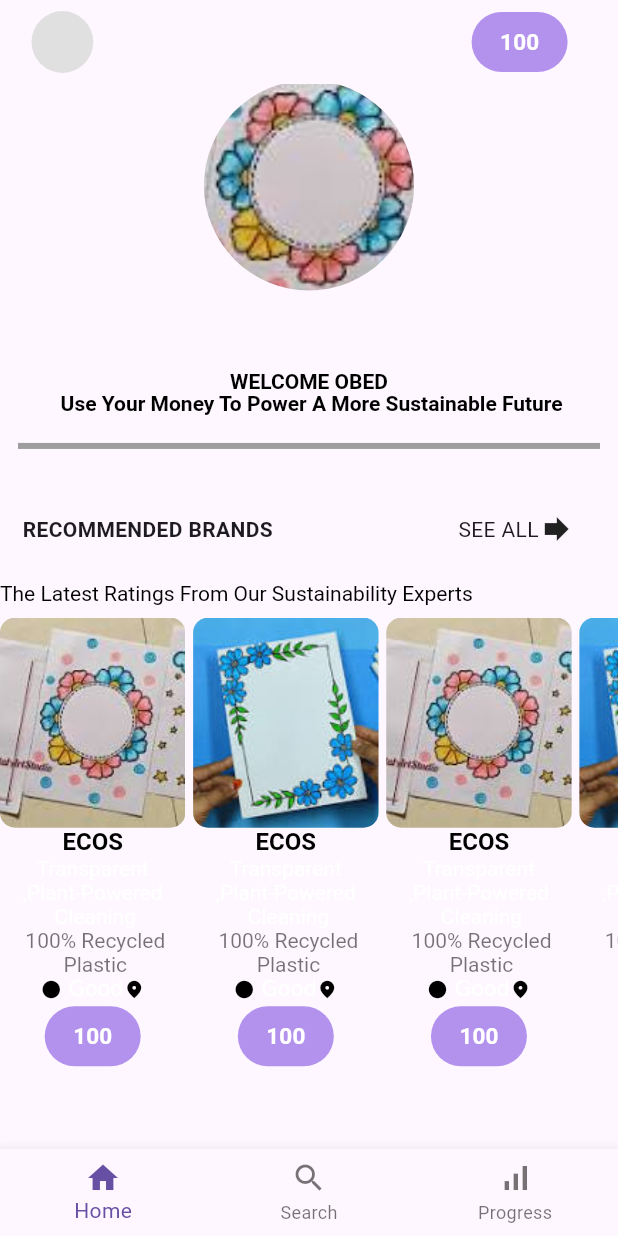
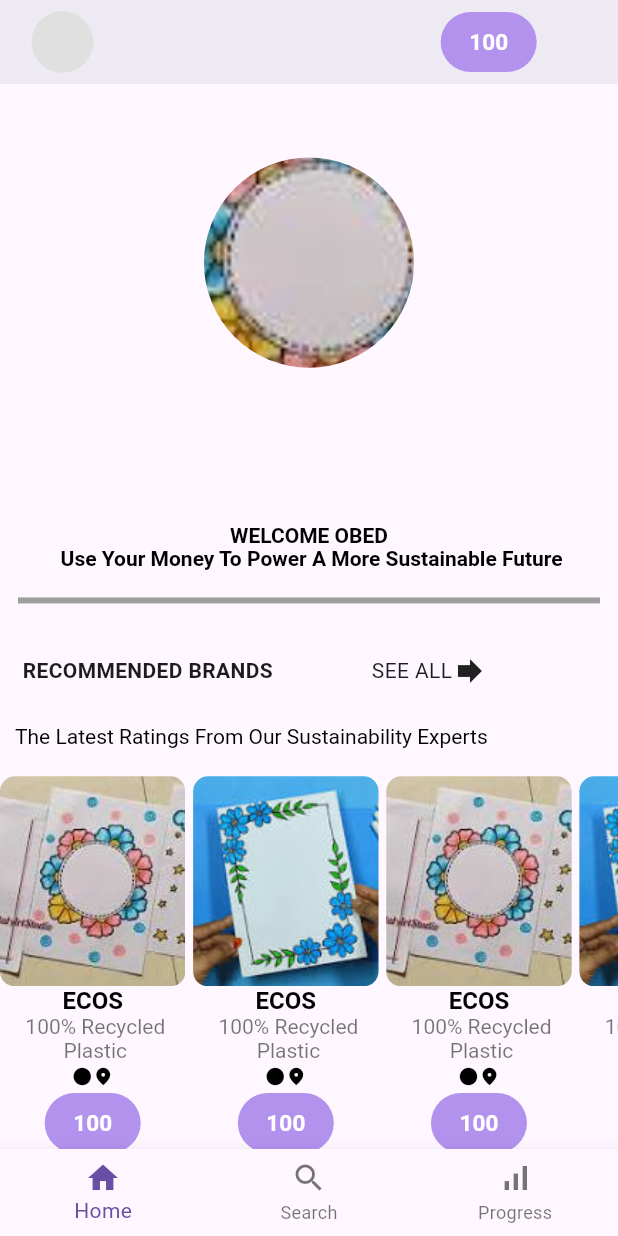
Before and after one commit to OBEDTITUS/Home_work, a Flutter app: the screen it shows after launch, on a phone screen of 412 x 824 dp. Run offline on Flutter 3.47's test engine with Material 3 defaults, Android fonts, the light colour scheme and no system bars.

Commit message:
Initial commit

```diff
--- a/lib/home.dart
+++ b/lib/home.dart
@@ -10,6 +10,8 @@
     return Scaffold(
       extendBodyBehindAppBar: true,
       appBar: AppBar(
+        backgroundColor: Colors.white,
+        elevation: 8,
         title: Row(
           children: [
             Padding(
@@ -23,7 +25,7 @@
                 ),
               ),
             ),
-            SizedBox(width: MediaQuery.of(context).size.width * 0.6),
+            SizedBox(width: MediaQuery.of(context).size.width * 0.55),
             TextButton(
               onPressed: () {},
 
@@ -54,7 +56,7 @@
               children: [
                 Container(
                   width: MediaQuery.of(context).size.height * 0.17,
-                  height: MediaQuery.of(context).size.width * 0.6,
+                  height: MediaQuery.of(context).size.width * 0.85,
                   decoration: BoxDecoration(
                     shape: BoxShape.circle,
                     image: DecorationImage(
@@ -91,21 +93,20 @@
                     "RECOMMENDED BRANDS",
                     style: TextStyle(fontWeight: FontWeight.bold),
                   ),
-                  SizedBox(width: MediaQuery.of(context).size.height * 0.15),
+                  SizedBox(width: MediaQuery.of(context).size.height * 0.08),
                   Text("SEE ALL"),
-                  SizedBox(height: MediaQuery.of(context).size.height * 0.05),
+                  SizedBox(height: MediaQuery.of(context).size.height * 0.008),
                   Icon(Icons.forward_sharp),
                 ],
               ),
             ),
-            RichText(
-              textAlign: TextAlign.start,
-              text: TextSpan(
-                text: "The Latest Ratings From Our Sustainability Experts",
-                style: TextStyle(
-                  //fontWeight: FontWeight.bold,
-                  color: Colors.black,
-                  height: 1.1,
+            Padding(
+              padding: const EdgeInsets.all(10.0),
+              child: RichText(
+                textAlign: TextAlign.start,
+                text: TextSpan(
+                  text: "The Latest Ratings From Our Sustainability Experts",
+                  style: TextStyle(color: Colors.black, height: 1.1),
                 ),
               ),
             ),
--- a/lib/scrollsection.dart
+++ b/lib/scrollsection.dart
@@ -25,7 +25,7 @@
                 ),
               ),
               RichText(
-                maxLines: 7,
+                maxLines: 6,
                 textAlign: TextAlign.center,
                 text: TextSpan(
                   children: [
@@ -37,10 +37,7 @@
                         color: Colors.black,
                       ),
                     ),
-                    TextSpan(
-                      text: "Transparent\n,Plant-Powered\n Cleaning\n",
-                      style: TextStyle(),
-                    ),
+
                     TextSpan(
                       text: " 100% Recycled\n Plastic\n",
                       style: TextStyle(color: Colors.black54),
@@ -49,7 +46,7 @@
                       alignment: PlaceholderAlignment.bottom,
                       child: Icon(Icons.circle, color: Colors.black, size: 14),
                     ),
-                    TextSpan(text: " Good"),
+
                     WidgetSpan(
                       alignment: PlaceholderAlignment.bottom,
                       child: Icon(
@@ -91,10 +88,7 @@
                         color: Colors.black,
                       ),
                     ),
-                    TextSpan(
-                      text: "Transparent\n,Plant-Powered\n Cleaning\n",
-                      style: TextStyle(),
-                    ),
+
                     TextSpan(
                       text: " 100% Recycled\n Plastic\n",
                       style: TextStyle(color: Colors.black54),
@@ -103,7 +97,7 @@
                       alignment: PlaceholderAlignment.bottom,
                       child: Icon(Icons.circle, color: Colors.black, size: 14),
                     ),
-                    TextSpan(text: " Good"),
+
                     WidgetSpan(
                       alignment: PlaceholderAlignment.bottom,
                       child: Icon(
@@ -145,10 +139,7 @@
                         color: Colors.black,
                       ),
                     ),
-                    TextSpan(
-                      text: "Transparent\n,Plant-Powered\n Cleaning\n",
-                      style: TextStyle(),
-                    ),
+
                     TextSpan(
                       text: " 100% Recycled\n Plastic\n",
                       style: TextStyle(color: Colors.black54),
@@ -157,7 +148,7 @@
                       alignment: PlaceholderAlignment.bottom,
                       child: Icon(Icons.circle, color: Colors.black, size: 14),
                     ),
-                    TextSpan(text: " Good"),
+
                     WidgetSpan(
                       alignment: PlaceholderAlignment.bottom,
                       child: Icon(
@@ -199,10 +190,7 @@
                         color: Colors.black,
                       ),
                     ),
-                    TextSpan(
-                      text: "Transparent\n,Plant-Powered\n Cleaning\n",
-                      style: TextStyle(),
-                    ),
+
                     TextSpan(
                       text: " 100% Recycled\n Plastic\n",
                       style: TextStyle(color: Colors.black54),
@@ -211,7 +199,7 @@
                       alignment: PlaceholderAlignment.bottom,
                       child: Icon(Icons.circle, color: Colors.black, size: 14),
                     ),
-                    TextSpan(text: " Good"),
+
                     WidgetSpan(
                       alignment: PlaceholderAlignment.bottom,
                       child: Icon(
@@ -253,10 +241,7 @@
                         color: Colors.black,
                       ),
                     ),
-                    TextSpan(
-                      text: "Transparent\n,Plant-Powered\n Cleaning\n",
-                      style: TextStyle(),
-                    ),
+
                     TextSpan(
                       text: " 100% Recycled\n Plastic\n",
                       style: TextStyle(color: Colors.black54),
@@ -265,7 +250,7 @@
                       alignment: PlaceholderAlignment.bottom,
                       child: Icon(Icons.circle, color: Colors.black, size: 14),
                     ),
-                    TextSpan(text: " Good"),
+
                     WidgetSpan(
                       alignment: PlaceholderAlignment.bottom,
                       child: Icon(
@@ -307,10 +292,7 @@
                         color: Colors.black,
                       ),
                     ),
-                    TextSpan(
-                      text: "Transparent\n,Plant-Powered\n Cleaning\n",
-                      style: TextStyle(),
-                    ),
+
                     TextSpan(
                       text: " 100% Recycled\n Plastic\n",
                       style: TextStyle(color: Colors.black54),
@@ -319,7 +301,7 @@
                       alignment: PlaceholderAlignment.bottom,
                       child: Icon(Icons.circle, color: Colors.black, size: 14),
                     ),
-                    TextSpan(text: " Good"),
+
                     WidgetSpan(
                       alignment: PlaceholderAlignment.bottom,
                       child: Icon(
```
Also changed, not shown: 1 other file.
